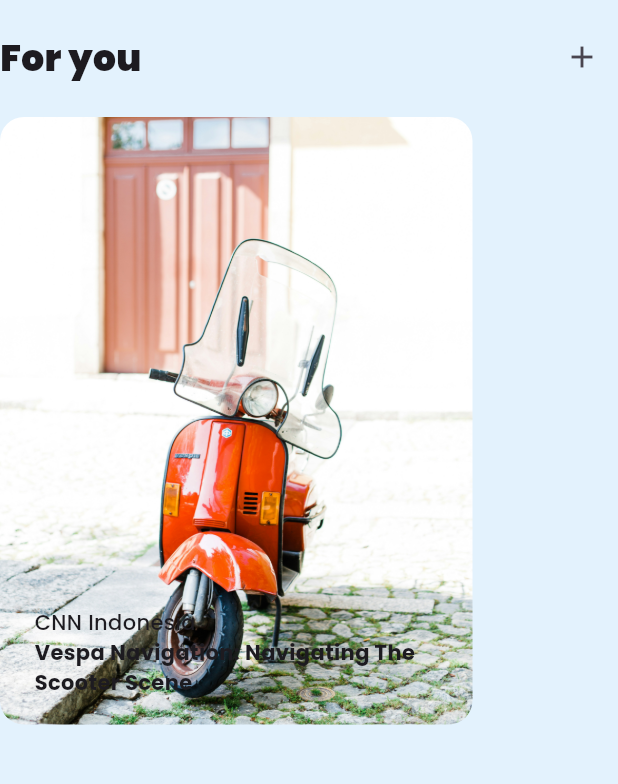
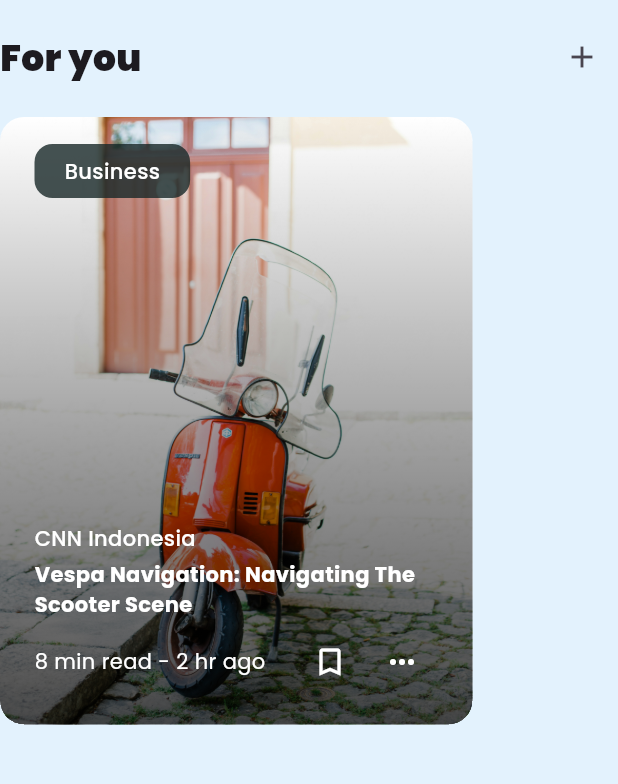
Before and after one commit to uzifauzi/NewsWave-App, a Flutter app: the screen it shows after launch, on a phone screen of 412 x 824 dp, the part 51-835 px from its top. Run offline on Flutter 3.47's test engine with Material 3 defaults, Android fonts, the phone set to English and light mode, and no system bars; our stand-ins replace google_fonts.

Commit message:
feat: created widget news card

```diff
--- a/lib/pages/home_page.dart
+++ b/lib/pages/home_page.dart
@@ -1,4 +1,6 @@
 import 'package:flutter/material.dart';
+
+import '../widgets/main_news_card.dart';
 
 class HomePage extends StatelessWidget {
   const HomePage({super.key});
@@ -11,62 +13,46 @@ class HomePage extends StatelessWidget {
         body: Column(
           crossAxisAlignment: CrossAxisAlignment.start,
           children: [
-            Container(
-              child: Row(
+            const PageHeader(),
+            Row(
               mainAxisAlignment: MainAxisAlignment.spaceBetween,
               children: [
-                  Text(
-                    'NewsWave.',
-                    style: TextStyle(fontSize: 12, fontWeight: FontWeight.bold),
-                  ),
-                  IconButton(onPressed: () {}, icon: Icon(Icons.notifications))
-                ],
-              ),
-            ),
-            Container(
-              child: Row(
-                mainAxisAlignment: MainAxisAlignment.spaceBetween,
-                children: [
-                  Text(
+                const Text(
                   'For you',
                   style: TextStyle(fontSize: 24, fontWeight: FontWeight.w900),
                 ),
-                  IconButton(onPressed: () {}, icon: Icon(Icons.add))
+                IconButton(onPressed: () {}, icon: const Icon(Icons.add))
               ],
             ),
-            ),
-            SizedBox(
+            const SizedBox(
               height: 16,
             ),
-            Container(
-              height: 405,
-              width: 315,
-              padding: EdgeInsets.symmetric(horizontal: 23, vertical: 18),
-              decoration: BoxDecoration(
-                borderRadius: BorderRadius.circular(16),
-                image: DecorationImage(
-                  image: AssetImage('assets/vespa.jpg'),
-                  fit: BoxFit.cover,
-                ),
-              ),
-              clipBehavior: Clip.hardEdge,
-              alignment: Alignment.bottomLeft,
-              child: Column(
-                mainAxisSize: MainAxisSize.min,
-                crossAxisAlignment: CrossAxisAlignment.start,
-                children: [
-                  Text(
-                    "CNN Indonesia",
-                    style: TextStyle(fontWeight: FontWeight.w500),
-                  ),
-                  Text("Vespa Navigation: Navigating The Scooter Scene",
-                      style: TextStyle(fontWeight: FontWeight.w700)),
-                ],
-              ),
-            )
+            const MainNewsCard()
           ],
         ),
       ),
     );
   }
 }
+
+class PageHeader extends StatelessWidget {
+  const PageHeader({
+    super.key,
+  });
+
+  @override
+  Widget build(BuildContext context) {
+    return Container(
+      child: Row(
+        mainAxisAlignment: MainAxisAlignment.spaceBetween,
+        children: [
+          const Text(
+            'NewsWave.',
+            style: TextStyle(fontSize: 12, fontWeight: FontWeight.bold),
+          ),
+          IconButton(onPressed: () {}, icon: const Icon(Icons.notifications))
+        ],
+      ),
+    );
+  }
+}
--- /dev/null
+++ b/lib/widgets/main_news_card.dart
@@ -0,0 +1,86 @@
+import 'package:flutter/material.dart';
+
+class MainNewsCard extends StatelessWidget {
+  const MainNewsCard({
+    super.key,
+  });
+
+  @override
+  Widget build(BuildContext context) {
+    return Container(
+      height: 405,
+      width: 315,
+      decoration: BoxDecoration(
+        borderRadius: BorderRadius.circular(16),
+        image: const DecorationImage(
+          image: AssetImage('assets/vespa.jpg'),
+          fit: BoxFit.cover,
+        ),
+      ),
+      clipBehavior: Clip.hardEdge,
+      alignment: Alignment.bottomLeft,
+      child: Container(
+        padding: const EdgeInsets.symmetric(horizontal: 23, vertical: 18),
+        decoration: BoxDecoration(
+          borderRadius: BorderRadius.circular(16),
+          gradient: LinearGradient(
+            colors: [
+              Colors.black.withOpacity(0.7),
+              Colors.transparent,
+            ],
+            begin: Alignment.bottomCenter,
+            end: Alignment.topCenter,
+          ),
+        ),
+        child: Column(
+          mainAxisSize: MainAxisSize.min,
+          crossAxisAlignment: CrossAxisAlignment.start,
+          children: [
+            Container(
+              padding:
+                  const EdgeInsets.symmetric(vertical: 8.0, horizontal: 20.0),
+              decoration: BoxDecoration(
+                  borderRadius: BorderRadius.circular(12.0),
+                  color: const Color(0xff182828).withOpacity(0.8)),
+              child: const Text(
+                "Business",
+                style:
+                    TextStyle(color: Colors.white, fontWeight: FontWeight.w500),
+              ),
+            ),
+            const Spacer(),
+            const Text(
+              "CNN Indonesia",
+              style:
+                  TextStyle(fontWeight: FontWeight.w500, color: Colors.white),
+            ),
+            const SizedBox(height: 4),
+            const Text("Vespa Navigation: Navigating The Scooter Scene",
+                style: TextStyle(
+                    fontWeight: FontWeight.w700, color: Colors.white)),
+            const SizedBox(height: 4),
+            Row(
+              children: [
+                const Text("8 min read - 2 hr ago",
+                    style: TextStyle(color: Colors.white)),
+                const Spacer(),
+                IconButton(
+                    onPressed: () {},
+                    icon: const Icon(
+                      Icons.bookmark_border,
+                      color: Colors.white,
+                    )),
+                IconButton(
+                    onPressed: () {},
+                    icon: const Icon(
+                      Icons.more_horiz,
+                      color: Colors.white,
+                    )),
+              ],
+            )
+          ],
+        ),
+      ),
+    );
+  }
+}
```
Lines whose indentation alone changed are shown as unchanged.
